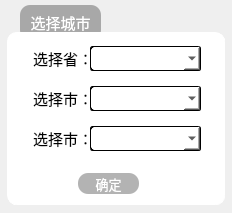
Above: city_form.ui from baby7/baby7-desktop-tool before the change. Below: the same form after it.
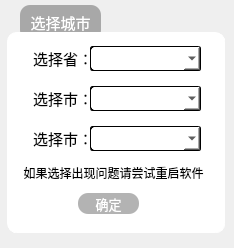
That is the form after the change.

The edit to the form file:
```diff
--- a/city_form.ui
+++ b/city_form.ui
@@ -6,8 +6,8 @@
    <rect>
     <x>0</x>
     <y>0</y>
-    <width>232</width>
-    <height>213</height>
+    <width>234</width>
+    <height>248</height>
    </rect>
   </property>
   <property name="windowTitle">
@@ -19,7 +19,7 @@
      <x>7</x>
      <y>32</y>
      <width>218</width>
-     <height>173</height>
+     <height>201</height>
     </rect>
    </property>
    <property name="font">
@@ -50,7 +50,7 @@
       <x>0</x>
       <y>0</y>
       <width>216</width>
-      <height>171</height>
+      <height>199</height>
      </rect>
     </property>
     <widget class="QLabel" name="label_13">
@@ -141,7 +141,7 @@
      <property name="geometry">
       <rect>
        <x>70</x>
-       <y>140</y>
+       <y>160</y>
        <width>61</width>
        <height>21</height>
       </rect>
@@ -213,6 +213,22 @@
     background-color: rgb(255, 255, 255);</string>
      </property>
     </widget>
+    <widget class="QLabel" name="label">
+     <property name="geometry">
+      <rect>
+       <x>10</x>
+       <y>130</y>
+       <width>191</width>
+       <height>20</height>
+      </rect>
+     </property>
+     <property name="text">
+      <string>如果选择出现问题请尝试重启软件</string>
+     </property>
+     <property name="alignment">
+      <set>Qt::AlignCenter</set>
+     </property>
+    </widget>
    </widget>
   </widget>
   <widget class="QPushButton" name="push_button_60s_news">
```
